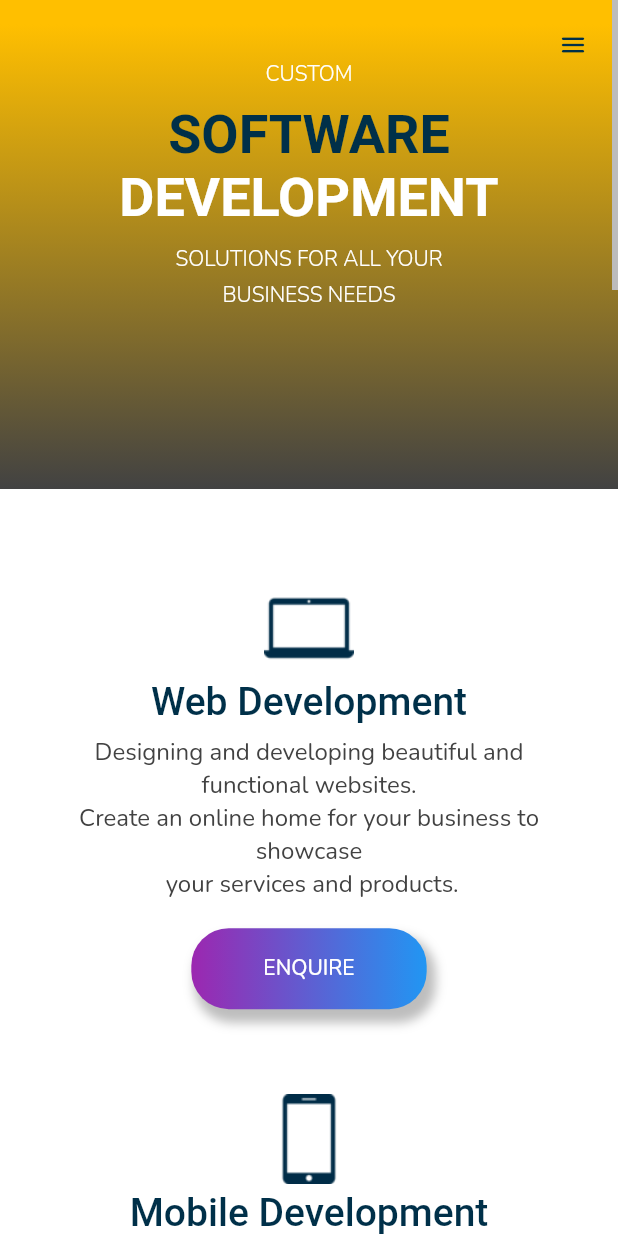
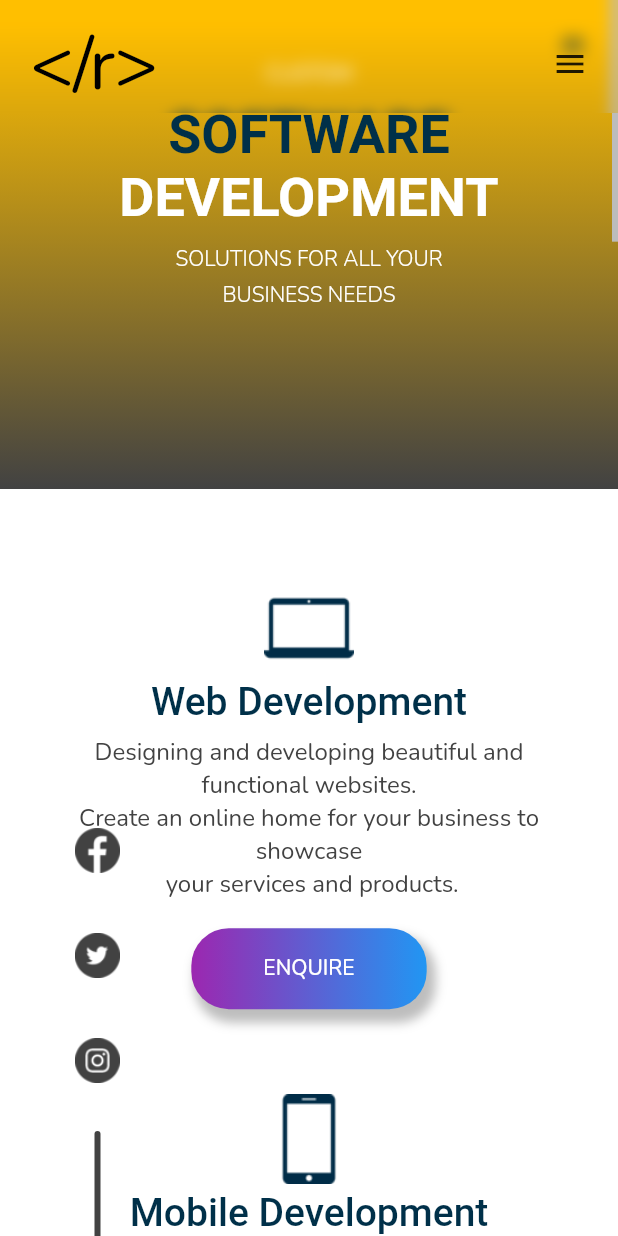
Before and after one commit to ryanemm/kosi_connect, a Flutter app: the screen it shows after launch, on a phone screen of 412 x 824 dp. Run offline on Flutter 3.47's test engine with Material 2 defaults, Android fonts, the phone set to English and light mode, and no system bars; our stand-ins replace animated_text_kit, google_fonts, outline_gradient_button, responsive_framework; missing offline and left inert: assorted_layout_widgets, shape_of_view.

Commit message:
added fixed nav bar

```diff
--- /dev/null
+++ b/lib/Components/nav_bar.dart
@@ -0,0 +1,132 @@
+import 'dart:ui';
+
+import 'package:flutter/material.dart';
+import 'package:google_fonts/google_fonts.dart';
+import 'package:kosi_connect/utils/responsiveLayout.dart';
+import 'package:outline_gradient_button/outline_gradient_button.dart';
+
+class NavBar extends StatefulWidget {
+  const NavBar({Key? key}) : super(key: key);
+
+  @override
+  _NavBarState createState() => _NavBarState();
+}
+
+class _NavBarState extends State<NavBar> {
+  bool isHover = false;
+  @override
+  Widget build(BuildContext context) {
+    return ResponsiveLayout(
+        largeScreen: DesktopBar(),
+        mediumScreen: MobileBar(),
+        smallScreen: MobileBar());
+  }
+}
+
+class DesktopBar extends StatefulWidget {
+  const DesktopBar({Key? key}) : super(key: key);
+
+  @override
+  _DesktopBarState createState() => _DesktopBarState();
+}
+
+class _DesktopBarState extends State<DesktopBar> {
+  bool isHover = false;
+  @override
+  Widget build(BuildContext context) {
+    return ClipRect(
+      child: BackdropFilter(
+        filter: ImageFilter.blur(sigmaX: 5, sigmaY: 5),
+        child: Container(
+          padding: EdgeInsets.only(top: 10, left: 20, right: 20),
+          child: Row(children: [
+            SizedBox(width: 20),
+            Expanded(
+                flex: 1,
+                child: InkWell(
+                  child: Image.asset("assets/images/company_logo_hero.png",
+                      height: 100),
+                )),
+            Expanded(
+              flex: 5,
+              child: Row(
+                mainAxisAlignment: MainAxisAlignment.end,
+                children: [
+                  Text(
+                    "Services",
+                    style: GoogleFonts.nunito(
+                        color: Color(0xFF003049), fontSize: 20),
+                  ),
+                  SizedBox(width: 50),
+                  InkWell(
+                      onTap: () {},
+                      onHover: (val) {
+                        setState(() {
+                          isHover = val;
+                        });
+                      },
+                      child: AnimatedContainer(
+                        duration: Duration(milliseconds: 200),
+                        padding:
+                            EdgeInsets.symmetric(vertical: 6, horizontal: 12),
+                        decoration: BoxDecoration(
+                            color: isHover
+                                ? Color(0xFF003049)
+                                : Colors.transparent,
+                            border:
+                                Border.all(width: 2, color: Color(0xFF003049)),
+                            borderRadius:
+                                BorderRadius.all(Radius.circular(30))),
+                        child: Text(
+                          "Contact",
+                          style: GoogleFonts.nunito(
+                            color: isHover ? Colors.white : Color(0xFF003049),
+                            fontSize: 20,
+                          ),
+                        ),
+                      )),
+                  SizedBox(width: 20),
+                ],
+              ),
+            ),
+          ]),
+        ),
+      ),
+    );
+  }
+}
+
+class MobileBar extends StatefulWidget {
+  const MobileBar({Key? key}) : super(key: key);
+
+  @override
+  _MobileBarState createState() => _MobileBarState();
+}
+
+class _MobileBarState extends State<MobileBar> {
+  bool isHover = false;
+  @override
+  Widget build(BuildContext context) {
+    return ClipRect(
+      child: BackdropFilter(
+        filter: ImageFilter.blur(sigmaX: 5, sigmaY: 5),
+        child: Container(
+          padding: EdgeInsets.only(top: 10, left: 20, right: 20),
+          child:
+              Row(mainAxisAlignment: MainAxisAlignment.spaceBetween, children: [
+            // SizedBox(width: 20),
+            InkWell(
+              child: Text(
+                "</r>",
+                style: GoogleFonts.nunito(color: Colors.black, fontSize: 48),
+              ),
+            ),
+            Icon(
+              Icons.menu,
+            )
+          ]),
+        ),
+      ),
+    );
+  }
+}
--- a/lib/home_screen.dart
+++ b/lib/home_screen.dart
@@ -1,4 +1,5 @@
 import "package:flutter/material.dart";
+import 'package:kosi_connect/Components/nav_bar.dart';
 import 'package:kosi_connect/Components/social_bar.dart';
 import 'package:kosi_connect/Sections/AboutSection/about_section.dart';
 import 'package:kosi_connect/Sections/Contact/contact_section.dart';
@@ -27,36 +28,14 @@ class _HomeScreenState extends State<HomeScreen> {
     Footer(),
   ];
 
-  List<Widget> sectionsMobile = [
-    TopSection(),
-    ServiceSection(),
-    RecentWork(),
-    Testimonials(),
-    //ContactSection(),
-    Footer(),
-  ];
   @override
   Widget build(BuildContext context) {
     Size _screenSize = MediaQuery.of(context).size;
-    var isLandscape =
-        MediaQuery.of(context).orientation == Orientation.landscape;
-    Widget body;
 
-    if (isLandscape) {
-      body = desktopView();
-    } else {
-      body = mobileView();
-    }
     return Scaffold(
       backgroundColor: Colors.grey[200],
       body: Container(
-        child: body,
-      ),
-    );
-  }
-
-  Widget desktopView() {
-    return Stack(children: [
+          child: Stack(children: [
         Scrollbar(
           isAlwaysShown: true,
           showTrackOnHover: true,
@@ -71,20 +50,9 @@ class _HomeScreenState extends State<HomeScreen> {
           bottom: 0,
           left: 30,
           child: SocialBar(),
-      )
-    ]);
-  }
-
-  Widget mobileView() {
-    return Scrollbar(
-      isAlwaysShown: true,
-      showTrackOnHover: true,
-      child: ListView.builder(
-        itemCount: 5,
-        itemBuilder: (BuildContext context, int index) {
-          return sectionsMobile.elementAt(index);
-        },
         ),
+        NavBar()
+      ])),
     );
   }
 }
--- /dev/null
+++ b/lib/utils/responsiveLayout.dart
@@ -0,0 +1,42 @@
+import 'package:flutter/material.dart';
+
+class ResponsiveLayout extends StatelessWidget {
+  const ResponsiveLayout(
+      {Key? key,
+      required this.largeScreen,
+      required this.mediumScreen,
+      required this.smallScreen})
+      : super(key: key);
+
+  final Widget largeScreen;
+  final Widget mediumScreen;
+  final Widget smallScreen;
+
+  static bool isSmallScreen(BuildContext context) {
+    return MediaQuery.of(context).size.width < 800;
+  }
+
+  static bool isMediumScreen(BuildContext context) {
+    return MediaQuery.of(context).size.width > 800 &&
+        MediaQuery.of(context).size.width < 1200;
+  }
+
+  static bool isLargeScreen(BuildContext context) {
+    return MediaQuery.of(context).size.width > 800;
+  }
+
+  @override
+  Widget build(BuildContext context) {
+    return LayoutBuilder(
+      builder: (context, constraints) {
+        if (constraints.maxWidth > 800) {
+          return largeScreen;
+        } else if (constraints.maxWidth < 1200 && constraints.maxWidth > 800) {
+          return mediumScreen;
+        } else {
+          return smallScreen;
+        }
+      },
+    );
+  }
+}
```
Also changed, not shown: lib/Sections/TopSection/desktop_hero_section.dart (+5 -66 lines), assets/images/company_logo_hero.png. Lines whose indentation alone changed are shown as unchanged.
